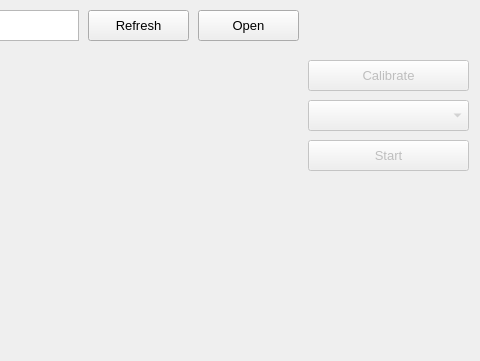
Before: the Qt Designer form tools/mainwindow.ui in ZhuYanzhen1/miniFOC, drawn with Qt 5; both pictures show x 282 to 762 and y 0 to 361 of the 762 by 444 pixel window.
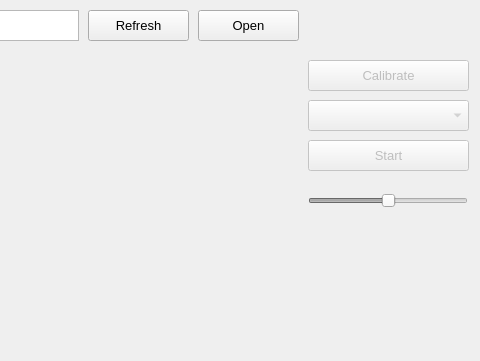
After: the same form once the commit is applied. Custom widgets are drawn as their Qt base class.

Commit message: The function of torque control through slider is realized in monitor tool.

Diff of the .ui file:
```diff
--- a/tools/mainwindow.ui
+++ b/tools/mainwindow.ui
@@ -195,6 +195,37 @@
      </font>
     </property>
    </widget>
+   <widget class="QSlider" name="user_expect_slider">
+    <property name="enabled">
+     <bool>false</bool>
+    </property>
+    <property name="geometry">
+     <rect>
+      <x>590</x>
+      <y>190</y>
+      <width>160</width>
+      <height>22</height>
+     </rect>
+    </property>
+    <property name="minimum">
+     <number>-10000</number>
+    </property>
+    <property name="maximum">
+     <number>10000</number>
+    </property>
+    <property name="singleStep">
+     <number>1</number>
+    </property>
+    <property name="pageStep">
+     <number>1</number>
+    </property>
+    <property name="sliderPosition">
+     <number>0</number>
+    </property>
+    <property name="orientation">
+     <enum>Qt::Horizontal</enum>
+    </property>
+   </widget>
   </widget>
  </widget>
  <customwidgets>
```
The commit also changes 3 other files.
